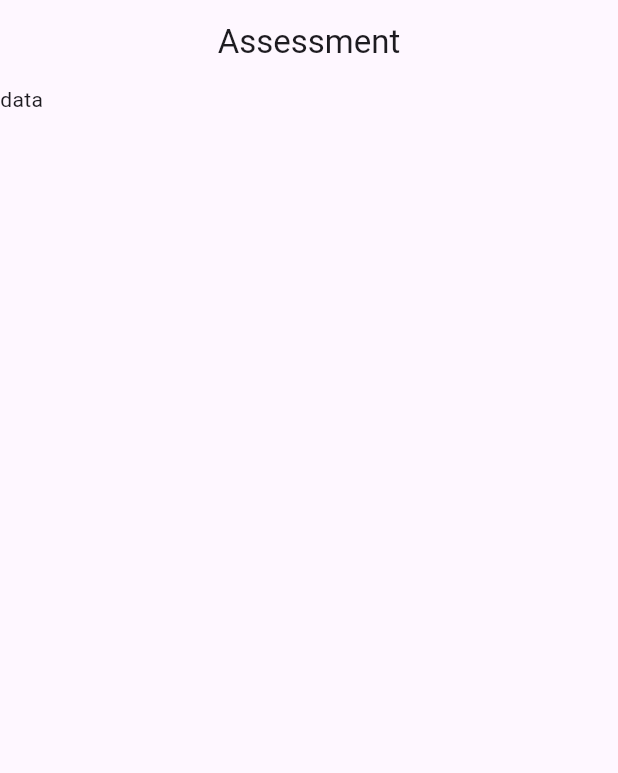
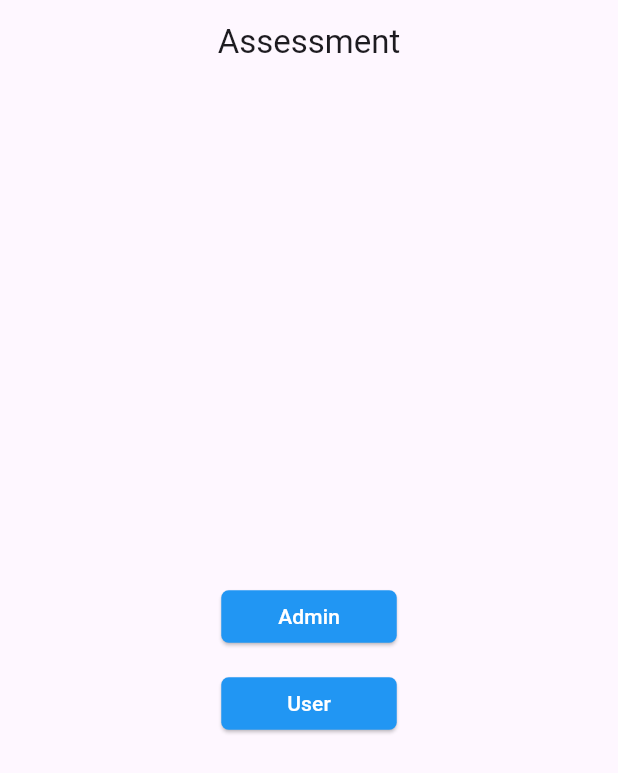
Before and after one commit to ShahoriarNahid/assessment, a Flutter app: the screen it shows after launch, on a phone screen of 412 x 824 dp. Shown: the top 773 px of the screen. Run offline on Flutter 3.47's test engine with Material 3 defaults, Android fonts, the phone set to English and light mode, and no system bars; our stand-ins replace connectivity_plus, get, screenshot.

Commit message:
update user design

```diff
--- a/lib/base/base.dart
+++ b/lib/base/base.dart
@@ -1,9 +1,11 @@
 import 'package:get/get.dart';
 import '../controllers/controller.dart';
+import '../controllers/screen_capture_controller.dart';
 import '../services/network_service.dart';
 
 class Base {
   Base._();
   static final networkService = Get.find<NetworkService>();
-  static final taskTwoController = Get.find<Controller>();
+  static final controller = Get.find<Controller>();
+  static final screenCaptureController = Get.find<ScreenCaptureController>();
 }
--- a/lib/base/base_bindings.dart
+++ b/lib/base/base_bindings.dart
@@ -1,6 +1,7 @@
 import 'package:get/get.dart';
 
 import '../controllers/controller.dart';
+import '../controllers/screen_capture_controller.dart';
 import '../services/network_service.dart';
 
 class BaseBindings implements Bindings {
@@ -8,5 +9,6 @@ class BaseBindings implements Bindings {
   void dependencies() {
     Get.lazyPut(() => NetworkService());
     Get.lazyPut(() => Controller());
+    Get.lazyPut(() => ScreenCaptureController());
   }
 }
--- a/lib/controllers/controller.dart
+++ b/lib/controllers/controller.dart
@@ -1,3 +1,82 @@
+import 'dart:async';
+import 'package:assessment/helpers/k_log.dart';
 import 'package:get/get.dart';
+import 'package:screenshot/screenshot.dart';
 
-class Controller extends GetxController {}
+class Controller extends GetxController {
+  final clockTime = Rx<int>(0);
+  late Timer timer;
+  final isTiming = RxBool(false);
+
+  void startClock() {
+    isTiming.value = true;
+    timer = Timer.periodic(Duration(seconds: 1), (timer) {
+      clockTime.value += 1;
+    });
+  }
+
+  Future<void> pauseClock() async {
+    timer.cancel();
+
+    // videoDuration.value = 0;
+    isTiming.value = false;
+  }
+
+  Future<void> stopClock() async {
+    timer.cancel();
+
+    clockTime.value = 0;
+    isTiming.value = false;
+  }
+
+  @override
+  void onClose() {
+    timer.cancel();
+    super.onClose();
+  }
+
+  // final interval = 5.obs; // default interval is 5 seconds
+  // ScreenshotController screenshotController = ScreenshotController();
+
+  // void startCapturingScreenshots() {
+  //   if (timer != null) {
+  //     timer!.cancel();
+  //   }
+  //   timer = Timer.periodic(Duration(seconds: interval.value), (timer) {
+  //     captureScreenshot();
+  //   });
+  // }
+
+  // void captureScreenshot() async {
+  //   final screenshot = await screenshotController.capture();
+  //   if (screenshot != null) {
+  //     // Save or process the screenshot as needed
+  //     kLog("Screenshot captured");
+  //   }
+  // }
+
+  // var time = '00:00:00'.obs;
+  // Timer? _timer;
+  // int _seconds = 0;
+
+  // void startTimer() {
+  //   _timer?.cancel(); // Cancel any existing timer
+  //   _seconds = 0; // Reset the seconds counter
+  //   _timer = Timer.periodic(Duration(seconds: 1), (timer) {
+  //     _seconds++;
+  //     time.value = _formatTime(_seconds);
+  //   });
+  // }
+
+  // void stopTimer() {
+  //   _timer?.cancel();
+  //   _timer = null; // Set to null after canceling
+  // }
+
+  // String _formatTime(int seconds) {
+  //   final int hours = seconds ~/ 3600;
+  //   final int minutes = (seconds % 3600) ~/ 60;
+  //   final int secs = seconds % 60;
+  //   return '${hours.toString().padLeft(2, '0')}:${minutes.toString().padLeft(2, '0')}:${secs.toString().padLeft(2, '0')}';
+  // }
+}
--- a/lib/pages/main_page.dart
+++ b/lib/pages/main_page.dart
@@ -1,4 +1,7 @@
+import 'package:assessment/pages/admin_page.dart';
+import 'package:assessment/pages/user_page.dart';
 import 'package:flutter/material.dart';
+import 'package:get/get.dart';
 
 class MainPage extends StatefulWidget {
   const MainPage({super.key});
@@ -16,10 +19,51 @@ class _MainPageState extends State<MainPage> {
         title: const Text('Assessment'),
         centerTitle: true,
       ),
-      body: const SingleChildScrollView(
+      body: Center(
         child: Column(
+          mainAxisAlignment: MainAxisAlignment.center,
           children: [
-            Text('data'),
+            ElevatedButton(
+              style: ButtonStyle(
+                minimumSize: WidgetStateProperty.all<Size?>(const Size(109, 35)),
+                backgroundColor: WidgetStateProperty.all<Color>(Colors.blue),
+                visualDensity: const VisualDensity(horizontal: 2),
+                shape: WidgetStateProperty.all<RoundedRectangleBorder>(
+                  RoundedRectangleBorder(
+                    borderRadius: BorderRadius.circular(5.0),
+                  ),
+                ),
+              ),
+              onPressed: () {
+                Get.to(const AdminPage());
+              },
+              child: const Text(
+                'Admin',
+                style: TextStyle(color: Colors.white),
+              ),
+            ),
+            const SizedBox(
+              height: 10,
+            ),
+            ElevatedButton(
+              style: ButtonStyle(
+                minimumSize: WidgetStateProperty.all<Size?>(const Size(109, 35)),
+                backgroundColor: WidgetStateProperty.all<Color>(Colors.blue),
+                visualDensity: const VisualDensity(horizontal: 2),
+                shape: WidgetStateProperty.all<RoundedRectangleBorder>(
+                  RoundedRectangleBorder(
+                    borderRadius: BorderRadius.circular(5.0),
+                  ),
+                ),
+              ),
+              onPressed: () {
+                Get.to(const UserPage());
+              },
+              child: const Text(
+                'User',
+                style: TextStyle(color: Colors.white),
+              ),
+            ),
           ],
         ),
       ),
--- a/pubspec.yaml
+++ b/pubspec.yaml
@@ -23,7 +23,8 @@ dependencies:
   dio: ^5.5.0+1
   connectivity_plus: ^5.0.1
   path_provider:
-  device_info_plus:
+  screenshot: ^3.0.0
+
 
 
 dev_dependencies:
```
Also changed, not shown: lib/controllers/screen_capture_controller.dart (added, +37 -0 lines), lib/helpers/k_text.dart (added, +40 -0 lines), lib/pages/admin_page.dart (added, +41 -0 lines), lib/pages/user_page.dart (added, +140 -0 lines), pubspec.lock, 1 other file.
